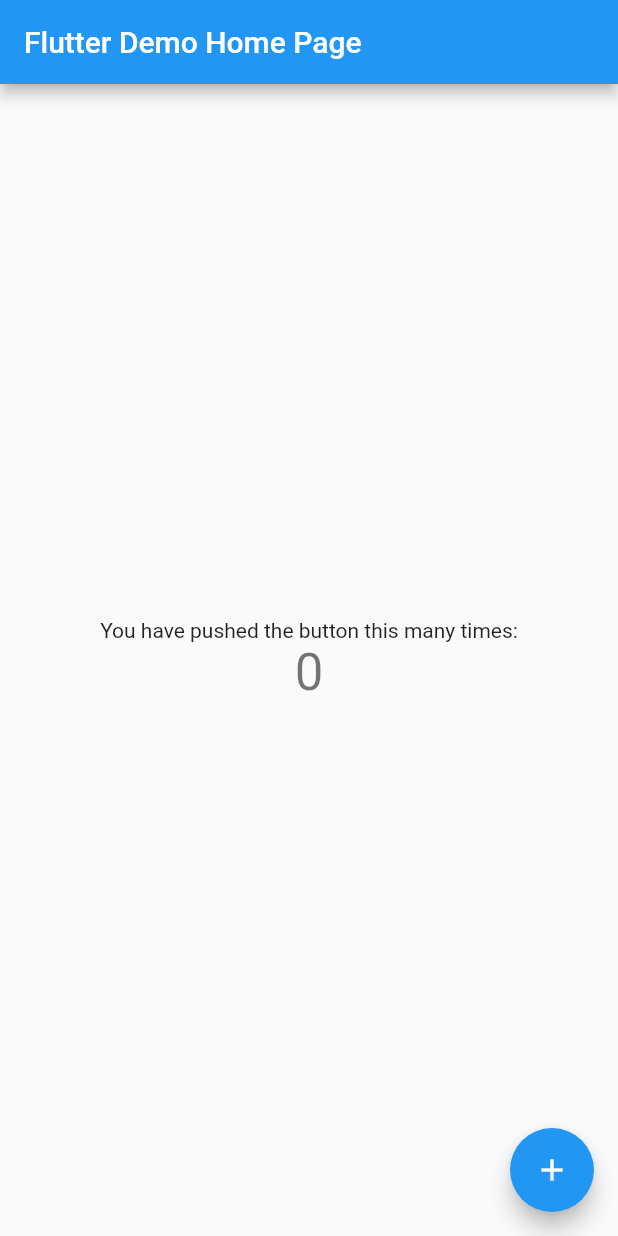
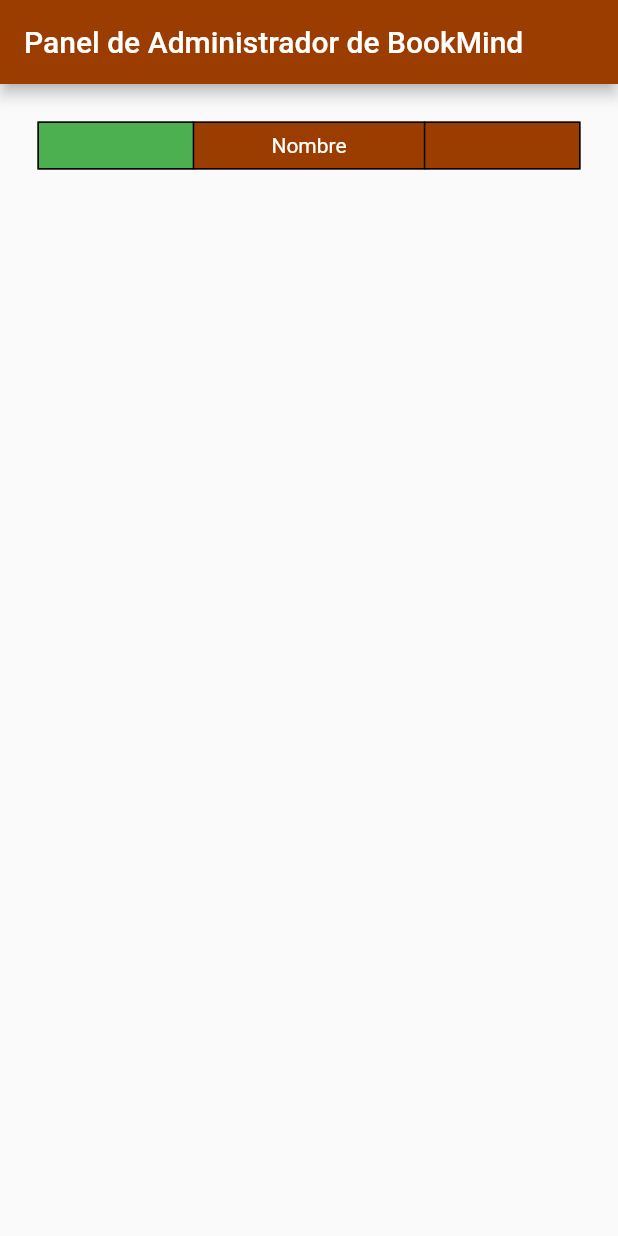
Before and after one commit to EzequielLD/BookMind-Web-Admin, a Flutter app: the screen it shows after launch, on a phone screen of 412 x 824 dp. Run offline on Flutter 3.47's test engine with Material 2 defaults, Android fonts, the light colour scheme and no system bars; our stand-ins replace firebase_core; accounts and stored records are empty.

Commit message:
Segunda subida

```diff
--- a/lib/main.dart
+++ b/lib/main.dart
@@ -1,115 +1,19 @@
+import 'package:bookmind_web_admin/screens/home_screen.dart';
 import 'package:flutter/material.dart';
+import 'package:firebase_core/firebase_core.dart';
+import 'firebase_options.dart';
 
-void main() {
-  runApp(const MyApp());
-}
+void main() => runApp(const MyApp());
 
 class MyApp extends StatelessWidget {
   const MyApp({super.key});
 
-  // This widget is the root of your application.
   @override
   Widget build(BuildContext context) {
     return MaterialApp(
-      title: 'Flutter Demo',
-      theme: ThemeData(
-        // This is the theme of your application.
-        //
-        // Try running your application with "flutter run". You'll see the
-        // application has a blue toolbar. Then, without quitting the app, try
-        // changing the primarySwatch below to Colors.green and then invoke
-        // "hot reload" (press "r" in the console where you ran "flutter run",
-        // or simply save your changes to "hot reload" in a Flutter IDE).
-        // Notice that the counter didn't reset back to zero; the application
-        // is not restarted.
-        primarySwatch: Colors.blue,
-      ),
-      home: const MyHomePage(title: 'Flutter Demo Home Page'),
+      title: 'BookMind Web Admin',
+      debugShowCheckedModeBanner: false,
+      home: HomeScreen(),
     );
   }
 }
-
-class MyHomePage extends StatefulWidget {
-  const MyHomePage({super.key, required this.title});
-
-  // This widget is the home page of your application. It is stateful, meaning
-  // that it has a State object (defined below) that contains fields that affect
-  // how it looks.
-
-  // This class is the configuration for the state. It holds the values (in this
-  // case the title) provided by the parent (in this case the App widget) and
-  // used by the build method of the State. Fields in a Widget subclass are
-  // always marked "final".
-
-  final String title;
-
-  @override
-  State<MyHomePage> createState() => _MyHomePageState();
-}
-
-class _MyHomePageState extends State<MyHomePage> {
-  int _counter = 0;
-
-  void _incrementCounter() {
-    setState(() {
-      // This call to setState tells the Flutter framework that something has
-      // changed in this State, which causes it to rerun the build method below
-      // so that the display can reflect the updated values. If we changed
-      // _counter without calling setState(), then the build method would not be
-      // called again, and so nothing would appear to happen.
-      _counter++;
-    });
-  }
-
-  @override
-  Widget build(BuildContext context) {
-    // This method is rerun every time setState is called, for instance as done
-    // by the _incrementCounter method above.
-    //
-    // The Flutter framework has been optimized to make rerunning build methods
-    // fast, so that you can just rebuild anything that needs updating rather
-    // than having to individually change instances of widgets.
-    return Scaffold(
-      appBar: AppBar(
-        // Here we take the value from the MyHomePage object that was created by
-        // the App.build method, and use it to set our appbar title.
-        title: Text(widget.title),
-      ),
-      body: Center(
-        // Center is a layout widget. It takes a single child and positions it
-        // in the middle of the parent.
-        child: Column(
-          // Column is also a layout widget. It takes a list of children and
-          // arranges them vertically. By default, it sizes itself to fit its
-          // children horizontally, and tries to be as tall as its parent.
-          //
-          // Invoke "debug painting" (press "p" in the console, choose the
-          // "Toggle Debug Paint" action from the Flutter Inspector in Android
-          // Studio, or the "Toggle Debug Paint" command in Visual Studio Code)
-          // to see the wireframe for each widget.
-          //
-          // Column has various properties to control how it sizes itself and
-          // how it positions its children. Here we use mainAxisAlignment to
-          // center the children vertically; the main axis here is the vertical
-          // axis because Columns are vertical (the cross axis would be
-          // horizontal).
-          mainAxisAlignment: MainAxisAlignment.center,
-          children: <Widget>[
-            const Text(
-              'You have pushed the button this many times:',
-            ),
-            Text(
-              '$_counter',
-              style: Theme.of(context).textTheme.headlineMedium,
-            ),
-          ],
-        ),
-      ),
-      floatingActionButton: FloatingActionButton(
-        onPressed: _incrementCounter,
-        tooltip: 'Increment',
-        child: const Icon(Icons.add),
-      ), // This trailing comma makes auto-formatting nicer for build methods.
-    );
-  }
-}
--- /dev/null
+++ b/lib/screens/home_screen.dart
@@ -0,0 +1,26 @@
+import 'package:bookmind_web_admin/screens/tables_creator.dart';
+import 'package:flutter/material.dart';
+
+class HomeScreen extends StatelessWidget {
+  const HomeScreen({super.key});
+
+  @override
+  Widget build(BuildContext context) {
+    return Scaffold(
+      appBar: AppBar(
+        backgroundColor: Color.fromRGBO(155, 60, 0, 1),
+        title: const Text('Panel de Administrador de BookMind'),
+      ),
+      body: Stack(
+        children: [
+          Positioned(
+            top: 25,
+            left: 25,
+            right: 25,
+            child: TableCreator(),
+          ),
+        ],
+      ),
+    );
+  }
+}
--- /dev/null
+++ b/lib/screens/tables_creator.dart
@@ -0,0 +1,45 @@
+import 'package:flutter/material.dart';
+
+class TableCreator extends StatelessWidget {
+  const TableCreator({super.key});
+
+  @override
+  Widget build(BuildContext context) {
+    return Table(
+      border: TableBorder.all(),
+      defaultColumnWidth: IntrinsicColumnWidth(),
+      defaultVerticalAlignment: TableCellVerticalAlignment.middle,
+      children: [
+        TableRow(
+          decoration: BoxDecoration(
+            color: Color.fromRGBO(155, 60, 0, 1),
+          ),
+          children: <Widget>[
+            TableCell(
+              child: Container(
+                height: 32,
+                color: Colors.green,
+              ),
+            ),
+            TableCell(
+              verticalAlignment: TableCellVerticalAlignment.middle,
+              child: Text(
+                'Nombre',
+                textAlign: TextAlign.center,
+                style: TextStyle(
+                  color: Colors.white,
+                ),
+              ),
+            ),
+            TableCell(
+              child: Container(
+                //height: 64,
+                color: Colors.blue,
+              ),
+            ),
+          ],
+        ),
+      ],
+    );
+  }
+}
--- a/pubspec.yaml
+++ b/pubspec.yaml
@@ -35,6 +35,7 @@
   # The following adds the Cupertino Icons font to your application.
   # Use with the CupertinoIcons class for iOS style icons.
   cupertino_icons: ^1.0.2
+  firebase_core: ^2.12.0
 
 dev_dependencies:
   flutter_test:
```
Also changed, not shown: lib/firebase_options.dart (added), pubspec.lock, 5 other files.
